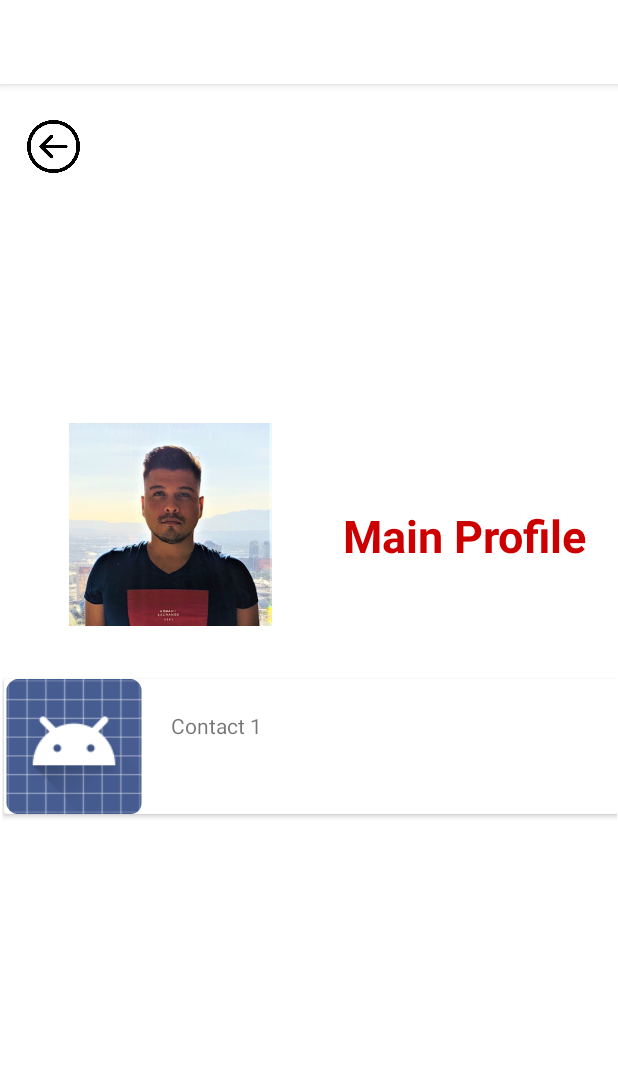
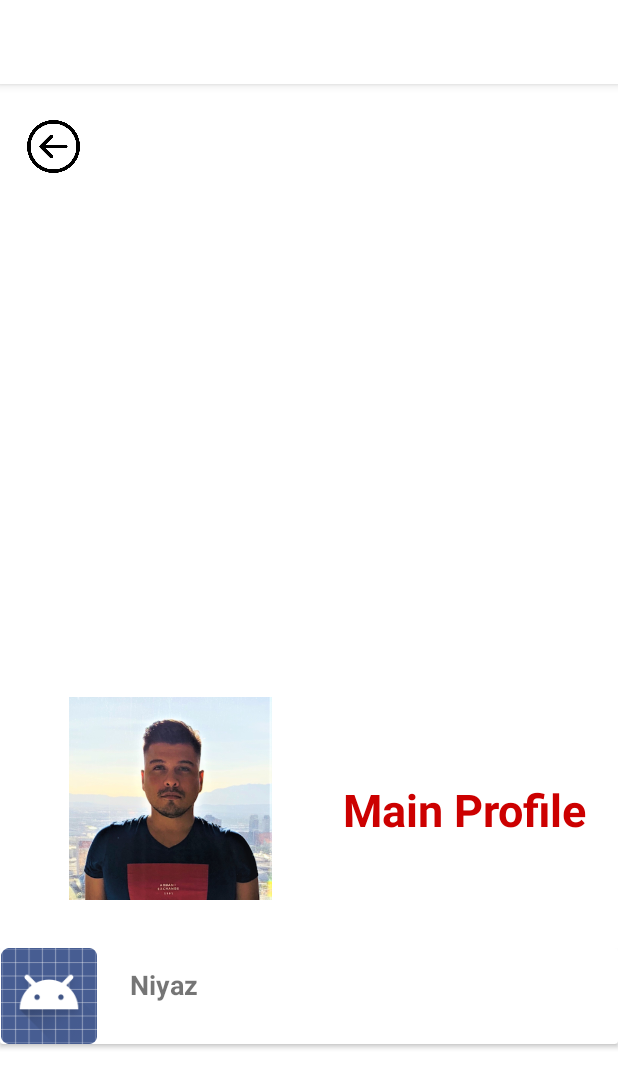
Before and after one commit to laurocervantes/C683_HW1_CERVANTES_LAURO, an Android app: the HelloWorldHomeFragment screen opened directly, with no data from a screen before it, on a phone screen of 412 x 824 dp. Shown: the top 1088 px of the screen. Run offline under Robolectric (Android 15) with nearby library versions, the phone set to English and light mode, and no system bars.

```diff
--- a/app/build.gradle
+++ b/app/build.gradle
@@ -33,8 +33,9 @@ android {
 
 dependencies {
 
-    implementation 'androidx.core:core-ktx:1.7.0'
+    implementation 'androidx.core:core-ktx:1.8.0'
     implementation 'androidx.appcompat:appcompat:1.4.2'
+    implementation 'com.google.code.gson:gson:2.8.7'
     implementation 'com.google.android.material:material:1.6.1'
     implementation 'androidx.constraintlayout:constraintlayout:2.1.4'
     testImplementation 'junit:junit:4.13.2'
--- a/app/src/main/java/com/example/c683_hw1_cervantes_lauro/HelloWorldHomeActivity.kt
+++ b/app/src/main/java/com/example/c683_hw1_cervantes_lauro/HelloWorldHomeActivity.kt
@@ -1,5 +1,6 @@
 package com.example.c683_hw1_cervantes_lauro
 
+import android.content.Context
 import android.content.Intent
 import android.graphics.drawable.ClipDrawable.VERTICAL
 import android.icu.lang.UCharacter.DecompositionType.VERTICAL
@@ -12,10 +13,15 @@ import androidx.fragment.app.Fragment
 import androidx.appcompat.app.AppCompatActivity
 import androidx.constraintlayout.widget.ConstraintLayout
 import androidx.constraintlayout.widget.ConstraintLayout.LayoutParams.VERTICAL
+import androidx.core.content.ContentProviderCompat.requireContext
 import androidx.recyclerview.widget.GridLayoutManager
 import androidx.recyclerview.widget.LinearLayoutManager
 import androidx.recyclerview.widget.RecyclerView
 import androidx.recyclerview.widget.RecyclerView.VERTICAL
+import org.json.JSONException
+import org.json.JSONObject
+import java.io.IOException
+import java.nio.charset.Charset
 
 
 /**
@@ -36,11 +42,19 @@ class HelloWorldHomeFragment :  AppCompatActivity() {
 
         recyclerView.layoutManager = LinearLayoutManager(this, RecyclerView.VERTICAL, false)
 
-        val datasetList = ArrayList<String>()
-        datasetList.add("Contact 1")
-        datasetList.add("Contact 2")
-        datasetList.add("Contact 3")
-        datasetList.add("Contact 4")
+        var datasetList = ArrayList<String>()
+
+        try {
+            val obj = JSONObject(loadJSONFromAsset())
+            val userArray = obj.getJSONArray("users")
+            for (i in 0 until userArray.length()) {
+                val userDetail = userArray.getJSONObject(i)
+                datasetList.add(userDetail.getString("name"))
+            }
+        }
+        catch (e: JSONException) {
+            e.printStackTrace()
+        }
 
         val adapterDataList = RecyclerViewAdapter(datasetList)
         recyclerView.adapter = adapterDataList
@@ -53,33 +67,22 @@ class HelloWorldHomeFragment :  AppCompatActivity() {
             Log.d("Hello World Activity", "Running onCreate")
     }
 
-    override fun onStart() {
-        super.onStart()
-
-        Log.d("Hello World Activity", "Running onStart")
+    private fun loadJSONFromAsset(): String {
+        val json: String?
+        try {
+            val inputStream = assets.open("contacts.json")
+            val size = inputStream.available()
+            val buffer = ByteArray(size)
+            val charset: Charset = Charsets.UTF_8
+            inputStream.read(buffer)
+            inputStream.close()
+            json = String(buffer, charset)
+        }
+        catch (ex: IOException) {
+            ex.printStackTrace()
+            return ""
+        }
+        return json
     }
 
-    override fun onResume() {
-        super.onResume()
-
-        Log.d("Hello World Activity", "Running onStart")
-    }
-
-    override fun onPause() {
-        super.onPause()
-
-        Log.d("Hello World Activity", "Running onPause")
-    }
-
-    override fun onStop() {
-        super.onStop()
-
-        Log.d("Hello World Activity", "Running onStop")
-    }
-
-    override fun onDestroy() {
-        super.onDestroy()
-
-        Log.d("Hello World Activity", "Running onDestroy")
-    }
 }
--- a/app/src/main/res/layout/activity_hello_world_home.xml
+++ b/app/src/main/res/layout/activity_hello_world_home.xml
@@ -48,12 +48,8 @@
 
         <androidx.recyclerview.widget.RecyclerView
             android:id="@+id/rvMainprofile"
-            android:layout_width="410dp"
+            android:layout_width="match_parent"
             android:layout_height="wrap_content"
-            android:layout_marginStart="1dp"
-            android:layout_marginEnd="1dp"
-            android:layout_marginBottom="1dp"
-            app:layout_behavior="@string/appbar_scrolling_view_behavior"
             app:layout_constraintBottom_toBottomOf="parent"
             app:layout_constraintEnd_toEndOf="parent"
             app:layout_constraintStart_toStartOf="parent" />
--- a/app/src/main/res/layout/cardview_main_profile.xml
+++ b/app/src/main/res/layout/cardview_main_profile.xml
@@ -6,11 +6,8 @@
     android:layout_height="match_parent">
 
     <androidx.cardview.widget.CardView
-        android:layout_width="409dp"
+        android:layout_width="0dp"
         android:layout_height="wrap_content"
-        android:layout_marginStart="1dp"
-        android:layout_marginTop="3dp"
-        android:layout_marginEnd="1dp"
         app:layout_constraintEnd_toEndOf="parent"
         app:layout_constraintHorizontal_bias="0.0"
         app:layout_constraintStart_toStartOf="parent"
@@ -19,12 +16,12 @@
         <androidx.constraintlayout.widget.ConstraintLayout
             android:id="@+id/viewContainer"
             android:layout_width="match_parent"
-            android:layout_height="wrap_content">
+            android:layout_height="match_parent">
 
             <ImageView
                 android:id="@+id/imageView3"
-                android:layout_width="93dp"
-                android:layout_height="90dp"
+                android:layout_width="65dp"
+                android:layout_height="64dp"
                 app:layout_constraintBottom_toBottomOf="parent"
                 app:layout_constraintStart_toStartOf="parent"
                 app:layout_constraintTop_toTopOf="parent"
@@ -35,6 +32,8 @@
                 android:layout_width="169dp"
                 android:layout_height="32dp"
                 android:text="Contact"
+                android:textStyle="bold"
+                android:textSize="18sp"
                 app:layout_constraintBottom_toBottomOf="parent"
                 app:layout_constraintEnd_toEndOf="parent"
                 app:layout_constraintHorizontal_bias="0.122"
```
Also changed, not shown: app/src/main/assets/contacts.json (added, +25 -0 lines), app/src/main/java/com/example/c683_hw1_cervantes_lauro/service/ContactDataProvider.kt (added, +40 -0 lines).
